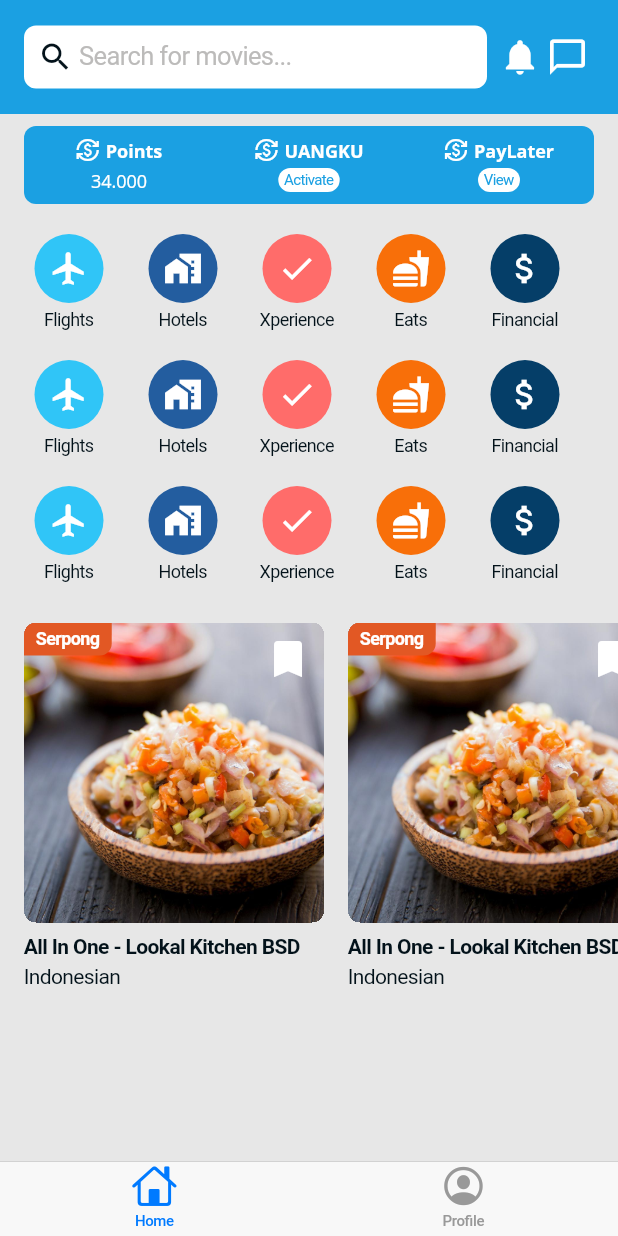
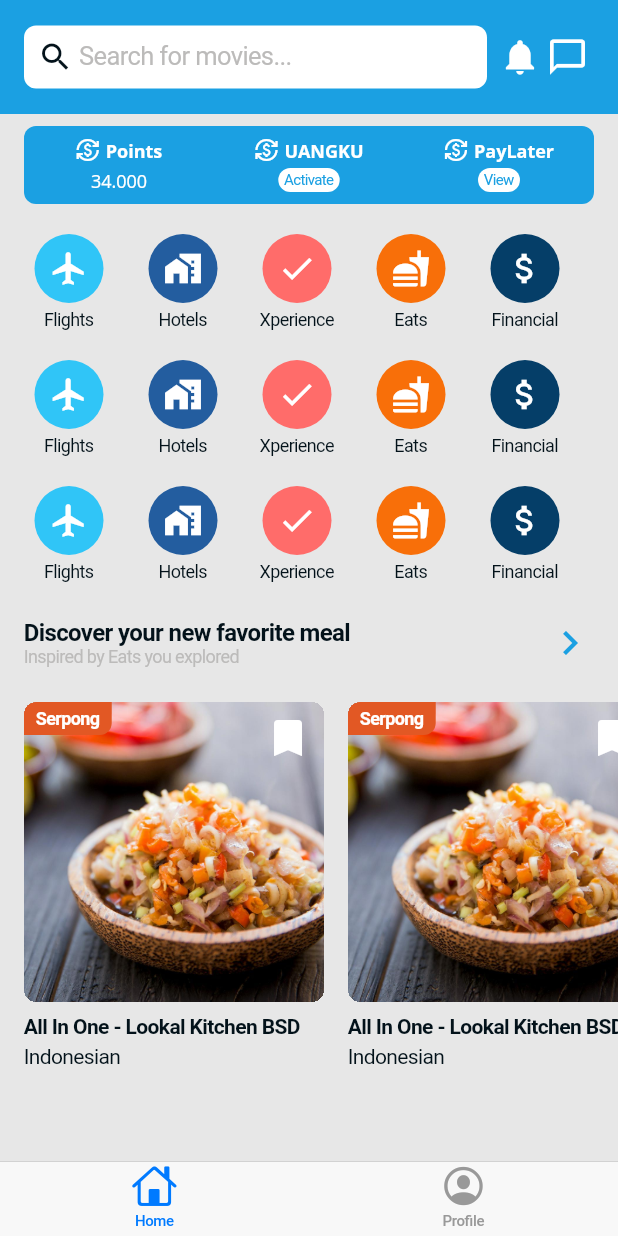
Before and after one commit to theodorusyoga/Flutter-Test-App, a Flutter app: the screen it shows after launch, on a phone screen of 412 x 824 dp. Run offline on Flutter 3.47's test engine with Material 2 defaults, Android fonts, the light colour scheme and no system bars; drawn by our look-alikes of scroll_snap_list.

Commit message:
Refactoring explore and explore item model. Added title and description each explore section

```diff
--- a/lib/assets/fonts.dart
+++ b/lib/assets/fonts.dart
@@ -4,6 +4,10 @@ import 'package:flutter/cupertino.dart';
 final TextStyle regularTextStyle = TextStyle(
   fontSize: 12,
   color: colors[ColorName.primary],
+);
+
+final TextStyle secondaryTextStyle = TextStyle(
+  color: colors[ColorName.secondary],
 );
 
 final TextStyle regularTextStyleBold =
@@ -14,3 +18,15 @@ final TextStyle normalTextStyle =
 
 final TextStyle normalTextStyleBold =
     regularTextStyleBold.merge(const TextStyle(fontSize: 14));
+
+final TextStyle mediumTextStyle =
+    regularTextStyle.merge(const TextStyle(fontSize: 16));
+
+final TextStyle mediumTextStyleBold =
+    regularTextStyleBold.merge(const TextStyle(fontSize: 16));
+
+final TextStyle largeTextStyle =
+    regularTextStyle.merge(const TextStyle(fontSize: 18));
+
+final TextStyle largeTextStyleBold =
+    regularTextStyleBold.merge(const TextStyle(fontSize: 18));
--- /dev/null
+++ b/lib/mocks/explore_data.dart
@@ -0,0 +1,108 @@
+
+import '../model/explore_model.dart';
+import '../model/explore_item_model.dart';
+
+var exploreMocks = <ExploreModel>[
+  ExploreModel(
+      title: 'Discover your new favorite meal',
+      description: 'Inspired by Eats you explored',
+      onPressed: () {},
+      exploreItems: <ExploreItemModel>[
+        ExploreItemModel(
+          id: 'uuid-example-1',
+          name: 'All In One - Lookal Kitchen BSD',
+          description: 'Indonesian',
+          location: 'Serpong',
+          imagePath: 'lib/assets/images/sambal_matah.jpg',
+        ),
+        ExploreItemModel(
+          id: 'uuid-example-2',
+          name: 'All In One - Lookal Kitchen BSD',
+          description: 'Indonesian',
+          location: 'Serpong',
+          imagePath: 'lib/assets/images/sambal_matah.jpg',
+        ),
+        ExploreItemModel(
+          id: 'uuid-example-3',
+          name: 'All In One - Lookal Kitchen BSD',
+          description: 'Indonesian',
+          location: 'Serpong',
+          imagePath: 'lib/assets/images/sambal_matah.jpg',
+        ),
+        ExploreItemModel(
+          id: 'uuid-example-4',
+          name: 'All In One - Lookal Kitchen BSD',
+          description: 'Indonesian',
+          location: 'Serpong',
+          imagePath: 'lib/assets/images/sambal_matah.jpg',
+        )
+      ]),
+  ExploreModel(
+      title: 'Nearest COVID-19 test facilities',
+      description: '',
+      onPressed: () {},
+      exploreItems: <ExploreItemModel>[
+        ExploreItemModel(
+          id: 'uuid-example-1',
+          name: 'RSIA Bina Medika',
+          description: 'Hospital',
+          location: 'Bintaro',
+          imagePath: 'lib/assets/images/sambal_matah.jpg',
+        ),
+        ExploreItemModel(
+          id: 'uuid-example-2',
+          name: 'RSIA Bina Medika',
+          description: 'Hospital',
+          location: 'Bintaro',
+          imagePath: 'lib/assets/images/sambal_matah.jpg',
+        ),
+        ExploreItemModel(
+          id: 'uuid-example-3',
+          name: 'RSIA Bina Medika',
+          description: 'Hospital',
+          location: 'Bintaro',
+          imagePath: 'lib/assets/images/sambal_matah.jpg',
+        ),
+        ExploreItemModel(
+          id: 'uuid-example-4',
+          name: 'RSIA Bina Medika',
+          description: 'Hospital',
+          location: 'Bintaro',
+          imagePath: 'lib/assets/images/sambal_matah.jpg',
+        )
+      ]),
+  ExploreModel(
+      title: 'Discover your new favorite meal',
+      description: 'Inspired by Eats you explored',
+      onPressed: () {},
+      exploreItems: <ExploreItemModel>[
+        ExploreItemModel(
+          id: 'uuid-example-1',
+          name: 'All In One - Lookal Kitchen BSD',
+          description: 'Indonesian',
+          location: 'Serpong',
+          imagePath: 'lib/assets/images/sambal_matah.jpg',
+        ),
+        ExploreItemModel(
+          id: 'uuid-example-2',
+          name: 'All In One - Lookal Kitchen BSD',
+          description: 'Indonesian',
+          location: 'Serpong',
+          imagePath: 'lib/assets/images/sambal_matah.jpg',
+        ),
+        ExploreItemModel(
+          id: 'uuid-example-3',
+          name: 'All In One - Lookal Kitchen BSD',
+          description: 'Indonesian',
+          location: 'Serpong',
+          imagePath: 'lib/assets/images/sambal_matah.jpg',
+        ),
+        ExploreItemModel(
+          id: 'uuid-example-4',
+          name: 'All In One - Lookal Kitchen BSD',
+          description: 'Indonesian',
+          location: 'Serpong',
+          imagePath: 'lib/assets/images/sambal_matah.jpg',
+        )
+      ])
+];
--- /dev/null
+++ b/lib/model/explore_item_model.dart
@@ -0,0 +1,14 @@
+class ExploreItemModel {
+  String id;
+  String name;
+  String? description;
+  String location;
+  String imagePath;
+
+  ExploreItemModel(
+      {required this.id,
+      required this.name,
+      this.description,
+      required this.location,
+      required this.imagePath});
+}
--- a/lib/model/explore_model.dart
+++ b/lib/model/explore_model.dart
@@ -1,14 +1,14 @@
+import './explore_item_model.dart';
+
 class ExploreModel {
-  String id;
-  String name;
+  String title;
   String description;
-  String location;
-  String imagePath;
+  Function onPressed;
+  List<ExploreItemModel> exploreItems;
 
   ExploreModel(
-      {required this.id,
-      required this.name,
+      {required this.title,
       required this.description,
-      required this.location,
-      required this.imagePath});
+      required this.onPressed,
+      required this.exploreItems});
 }
--- a/lib/views/home/explore/components/explore_item.dart
+++ b/lib/views/home/explore/components/explore_item.dart
@@ -1,7 +1,7 @@
 import 'package:flutter/cupertino.dart';
 import 'package:flutter/material.dart';
 
-import '../../../../model/explore_model.dart';
+import '../../../../model/explore_item_model.dart';
 import '../../../../assets/colors.dart';
 import '../../../../assets/fonts.dart';
 
@@ -14,12 +14,14 @@ class ExploreItem extends StatelessWidget {
       {Key? key,
       required this.exploreItem,
       required this.onBookmarkPressed,
-      required this.onPressed})
+      required this.onPressed,
+      required this.isLastItem})
       : super(key: key);
 
-  final ExploreModel exploreItem;
+  final ExploreItemModel exploreItem;
   final Function onPressed;
   final Function onBookmarkPressed;
+  final bool isLastItem;
 
   final _styles = ExploreItemStyles();
 
@@ -37,8 +39,7 @@ class ExploreItem extends StatelessWidget {
           padding: _styles.tooltipPadding,
         ),
         CupertinoButton(
-          child:
-              Icon(Icons.bookmark, size: 32, color: colors[ColorName.white]),
+          child: Icon(Icons.bookmark, size: 32, color: colors[ColorName.white]),
           onPressed: () => onBookmarkPressed(exploreItem.id),
           minSize: 0,
           padding: _styles.bookmarkIconPadding,
@@ -61,22 +62,33 @@ class ExploreItem extends StatelessWidget {
     );
 
     return CupertinoButton(
-        child: Container(
+        child:
+        Container(
           alignment: Alignment.topLeft,
           child: Column(
             crossAxisAlignment: CrossAxisAlignment.start,
             children: [
               _image,
               const SizedBox(height: 8),
-              Text(exploreItem.name, maxLines: 2, style: normalTextStyleBold, textAlign: TextAlign.left),
+              Text(exploreItem.name,
+                  maxLines: 2,
+                  style: normalTextStyleBold,
+                  textAlign: TextAlign.left),
               const SizedBox(height: 4),
-              Text(exploreItem.description, maxLines: 1, style: normalTextStyle, textAlign: TextAlign.left)
+              exploreItem.description != ""
+                  ? Text(exploreItem.description!,
+                      maxLines: 1,
+                      style: normalTextStyle,
+                      textAlign: TextAlign.left)
+                  : Container()
             ],
           ),
           width: imageSize,
           height: 275,
         ),
         onPressed: () => onPressed(exploreItem.id),
-        padding: _styles.containerPadding);
+        padding: isLastItem
+            ? _styles.lastContainerPadding
+            : _styles.containerPadding);
   }
 }
--- /dev/null
+++ b/lib/views/home/explore/components/explore_title.dart
@@ -0,0 +1,60 @@
+import 'package:flutter/cupertino.dart';
+import 'package:flutter/material.dart';
+
+import '../../../../assets/colors.dart';
+import './styles.dart';
+
+class ExploreTitle extends StatelessWidget {
+  ExploreTitle(
+      {Key? key,
+      required this.title,
+      required this.description,
+      required this.onPressed})
+      : super(key: key);
+
+  final String title;
+  final String description;
+  final Function onPressed;
+
+  final _styles = ExploreItemStyles();
+
+  @override
+  Widget build(BuildContext context) {
+    final _text = Center(
+      child: Container(
+        child: Column(
+          mainAxisAlignment: MainAxisAlignment.start,
+          crossAxisAlignment: CrossAxisAlignment.start,
+          children: [
+            Text(title,
+                style: _styles.titleTextStyle, textAlign: TextAlign.left),
+            description != ''
+                ? Text(description,
+                    style: _styles.descriptionTextStyle,
+                    textAlign: TextAlign.left)
+                : Container()
+          ],
+        ),
+        alignment: Alignment.topLeft,
+      ),
+    );
+
+    return CupertinoButton(
+      child: Row(
+        mainAxisAlignment: MainAxisAlignment.spaceBetween,
+        children: [
+          _text,
+          Center(
+              child: Icon(
+            Icons.chevron_right,
+            size: 32,
+            color: colors[ColorName.basicBlue],
+          ))
+        ],
+      ),
+      onPressed: () => onPressed(),
+      minSize: 0,
+      padding: _styles.buttonPadding,
+    );
+  }
+}
--- a/lib/views/home/explore/components/styles.dart
+++ b/lib/views/home/explore/components/styles.dart
@@ -25,6 +25,19 @@ class ExploreItemStyles {
   final BoxDecoration imageContainerDecoration =
       const BoxDecoration(borderRadius: BorderRadius.all(Radius.circular(8)));
 
-  final EdgeInsetsGeometry containerPadding = const EdgeInsets.only(top: 0, left: 16, right: 0, bottom: 0);
+  final EdgeInsetsGeometry containerPadding =
+      const EdgeInsets.only(top: 0, left: 16, right: 0, bottom: 0);
+
+  final EdgeInsetsGeometry lastContainerPadding =
+      const EdgeInsets.only(top: 0, left: 16, right: 16, bottom: 0);
   // END OF IMAGE
+
+  // TITLE
+  final TextStyle titleTextStyle = mediumTextStyleBold;
+
+  final TextStyle descriptionTextStyle =
+      regularTextStyle.merge(secondaryTextStyle);
+
+  final EdgeInsetsGeometry buttonPadding = const EdgeInsets.all(0);
+  // END OF TITLE
 }
--- a/lib/views/home/explore/explore.dart
+++ b/lib/views/home/explore/explore.dart
@@ -3,43 +3,18 @@ import 'package:scroll_snap_list/scroll_snap_list.dart';
 
 import '../../../model/explore_model.dart';
 import './components/explore_item.dart';
+import 'components/explore_title.dart';
 import './styles.dart';
 
 class Explore extends StatelessWidget {
-  Explore({Key? key}) : super(key: key);
+  Explore(
+      {Key? key,
+      required this.explore})
+      : super(key: key);
+
+  final ExploreModel explore;
 
   final _styles = ExploreStyles();
-
-  final exploreItems = <ExploreModel>[
-    ExploreModel(
-      id: 'uuid-example-1',
-      name: 'All In One - Lookal Kitchen BSD',
-      description: 'Indonesian',
-      location: 'Serpong',
-      imagePath: 'lib/assets/images/sambal_matah.jpg',
-    ),
-    ExploreModel(
-      id: 'uuid-example-2',
-      name: 'All In One - Lookal Kitchen BSD',
-      description: 'Indonesian',
-      location: 'Serpong',
-      imagePath: 'lib/assets/images/sambal_matah.jpg',
-    ),
-    ExploreModel(
-      id: 'uuid-example-3',
-      name: 'All In One - Lookal Kitchen BSD',
-      description: 'Indonesian',
-      location: 'Serpong',
-      imagePath: 'lib/assets/images/sambal_matah.jpg',
-    ),
-    ExploreModel(
-      id: 'uuid-example-4',
-      name: 'All In One - Lookal Kitchen BSD',
-      description: 'Indonesian',
-      location: 'Serpong',
-      imagePath: 'lib/assets/images/sambal_matah.jpg',
-    )
-  ];
 
   void _onBookmarkPressed(String id) {
     // implement bookmark pressed
@@ -51,9 +26,10 @@ class Explore extends StatelessWidget {
 
   Widget _buildListItem(BuildContext context, int index) {
     return ExploreItem(
-      exploreItem: exploreItems[index],
+      exploreItem: explore.exploreItems[index],
       onBookmarkPressed: _onBookmarkPressed,
       onPressed: _onPressed,
+      isLastItem: index == explore.exploreItems.length - 1,
     );
   }
 
@@ -61,16 +37,28 @@ class Explore extends StatelessWidget {
   Widget build(BuildContext context) {
     final double _width = MediaQuery.of(context).size.width;
 
-    return Container(
+    return Column(
+      children: [
+        Container(
+          child: ExploreTitle(
+              title: explore.title,
+              description: explore.description,
+              onPressed: explore.onPressed),
+          padding: _styles.titlePadding,
+        ),
+        Container(
             width: _width,
             padding: _styles.containerPadding,
             height: 305,
             child: ScrollSnapList(
               itemBuilder: _buildListItem,
-            itemCount: exploreItems.length,
+              itemCount: explore.exploreItems.length,
               itemSize: 200,
               onItemFocus: (index) {},
               selectedItemAnchor: SelectedItemAnchor.START,
-            ));
+              endOfListTolerance: 16,
+            ))
+      ],
+    );
   }
 }
--- a/lib/views/home/explore/styles.dart
+++ b/lib/views/home/explore/styles.dart
@@ -3,5 +3,7 @@ import 'package:flutter/cupertino.dart';
 class ExploreStyles {
   ExploreStyles();
 
-  final EdgeInsetsGeometry containerPadding = const EdgeInsets.only(top: 24);
+  final EdgeInsetsGeometry containerPadding = const EdgeInsets.only(top: 16);
+
+  final EdgeInsetsGeometry titlePadding = const EdgeInsets.only(top: 24, left: 16, right: 16);
 }
--- a/lib/views/home/home.dart
+++ b/lib/views/home/home.dart
@@ -1,9 +1,11 @@
+import 'package:first_app/views/home/explore/explore.dart';
 import 'package:flutter/cupertino.dart';
 
 import './searchbar/searchbar.dart';
 import './menu/menu.dart';
 import './points/points.dart';
-import './explore/explore.dart';
+
+import '../../mocks/explore_data.dart';
 
 class Home extends StatefulWidget {
   const Home({Key? key}) : super(key: key);
@@ -35,11 +37,15 @@ class _HomeState extends State<Home> {
   Widget build(BuildContext context) {
     final _headers = [SearchBar(key: headerKey)];
 
-    final _contents = [Points(), Menu(), Explore(), Explore(), Explore()];
+    final _explores = exploreMocks.map((explore) => Explore(explore: explore));
 
-    final double _screenHeight = MediaQuery.of(context).size.height - MediaQuery.of(context).padding.bottom;
-    final double _contentsHeight =
-        _screenHeight - _headerHeight - 56; // 56 is CupertinoTabBar's default height + padding
+    final _contents = [Points(), Menu(), ..._explores];
+
+    final double _screenHeight = MediaQuery.of(context).size.height -
+        MediaQuery.of(context).padding.bottom;
+    final double _contentsHeight = _screenHeight -
+        _headerHeight -
+        56; // 56 is CupertinoTabBar's default height + padding
 
     return Column(children: [
       Column(
```
Lines whose indentation alone changed are shown as unchanged.
